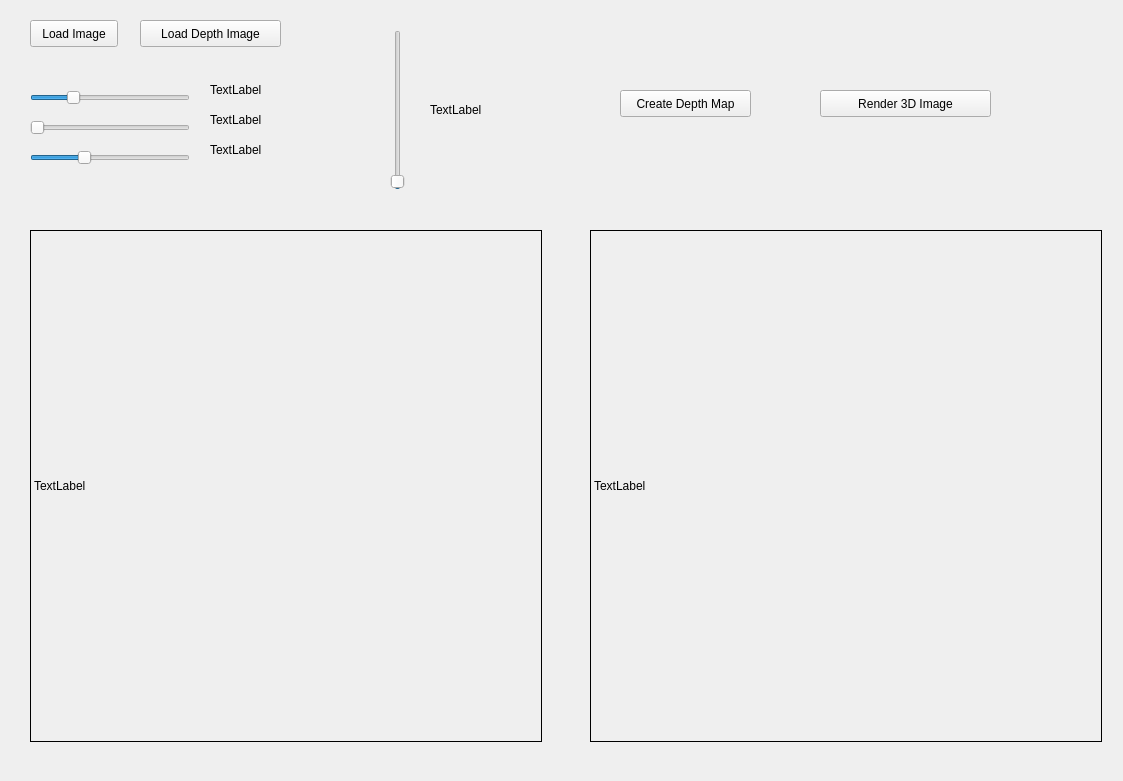
This is app/widget.ui in lreithmayr/CT-Scan-Visualizer as Qt 5 draws it before an edit. The edited form follows.
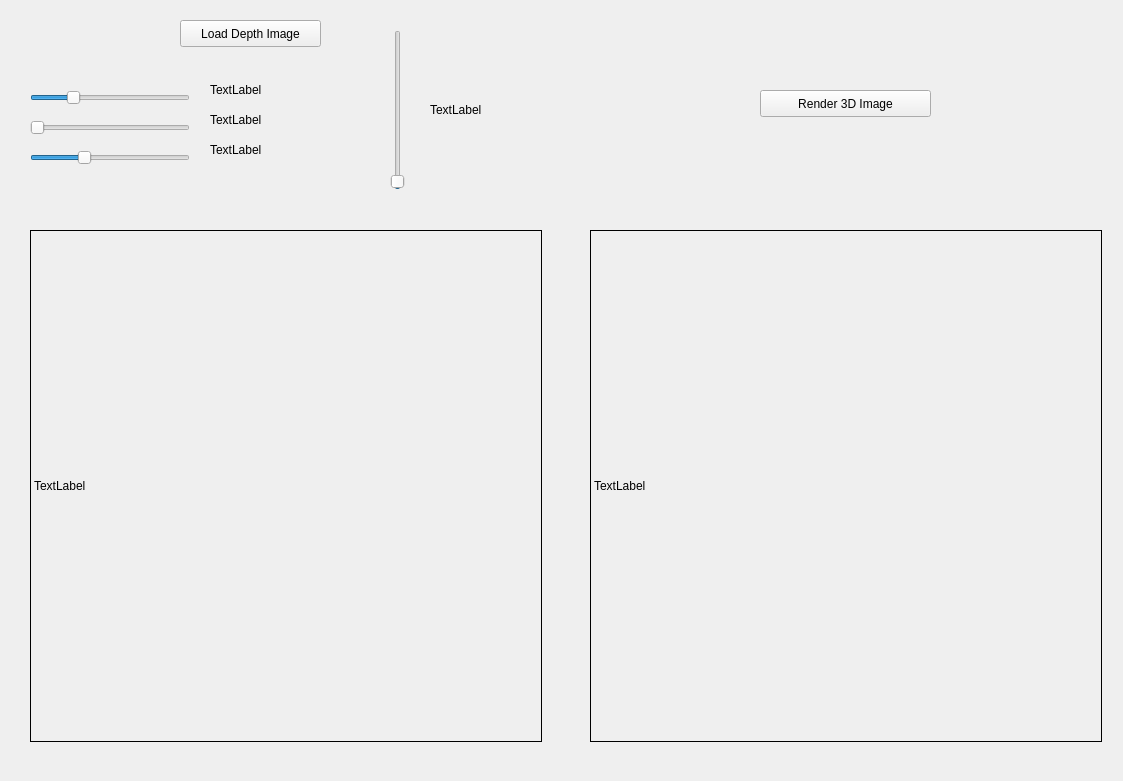
This is the edited form.

The edit to the form file:
```diff
--- a/app/widget.ui
+++ b/app/widget.ui
@@ -29,19 +29,6 @@
     <string>TextLabel</string>
    </property>
   </widget>
-  <widget class="QPushButton" name="pushButton_loadImage">
-   <property name="geometry">
-    <rect>
-     <x>30</x>
-     <y>20</y>
-     <width>88</width>
-     <height>27</height>
-    </rect>
-   </property>
-   <property name="text">
-    <string>Load Image</string>
-   </property>
-  </widget>
   <widget class="QSlider" name="horizontalSlider_center">
    <property name="geometry">
     <rect>
@@ -115,7 +102,7 @@
   <widget class="QPushButton" name="pushButton_loadImage3D">
    <property name="geometry">
     <rect>
-     <x>140</x>
+     <x>180</x>
      <y>20</y>
      <width>141</width>
      <height>27</height>
@@ -195,19 +182,6 @@
     <string>TextLabel</string>
    </property>
   </widget>
-  <widget class="QPushButton" name="pushButton_depthBuffer">
-   <property name="geometry">
-    <rect>
-     <x>620</x>
-     <y>90</y>
-     <width>131</width>
-     <height>27</height>
-    </rect>
-   </property>
-   <property name="text">
-    <string>Create Depth Map</string>
-   </property>
-  </widget>
   <widget class="QLabel" name="label_image3D">
    <property name="geometry">
     <rect>
@@ -227,7 +201,7 @@
   <widget class="QPushButton" name="pushButton_render3D">
    <property name="geometry">
     <rect>
-     <x>820</x>
+     <x>760</x>
      <y>90</y>
      <width>171</width>
      <height>27</height>
```
